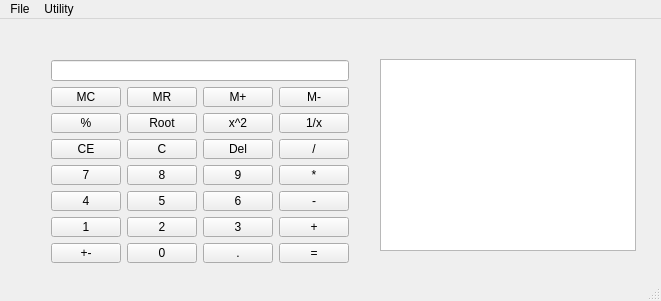
This is mainwindow.ui in MichaelBerdnikov/simple_calculator as Qt 5 draws it before an edit. The edited form follows.
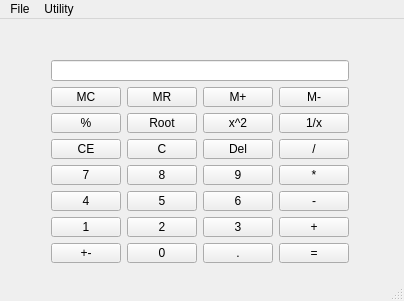
This is the edited form.

```diff
--- a/mainwindow.ui
+++ b/mainwindow.ui
@@ -6,7 +6,7 @@
    <rect>
     <x>0</x>
     <y>0</y>
-    <width>661</width>
+    <width>404</width>
     <height>301</height>
    </rect>
   </property>
@@ -268,7 +268,7 @@
    <widget class="QListWidget" name="listPreviousActions">
     <property name="geometry">
      <rect>
-      <x>380</x>
+      <x>420</x>
       <y>40</y>
       <width>256</width>
       <height>192</height>
@@ -281,7 +281,7 @@
     <rect>
      <x>0</x>
      <y>0</y>
-     <width>661</width>
+     <width>404</width>
      <height>21</height>
     </rect>
    </property>
```
Left out of the diff: 13 changed lines with no effect on the pictures.
